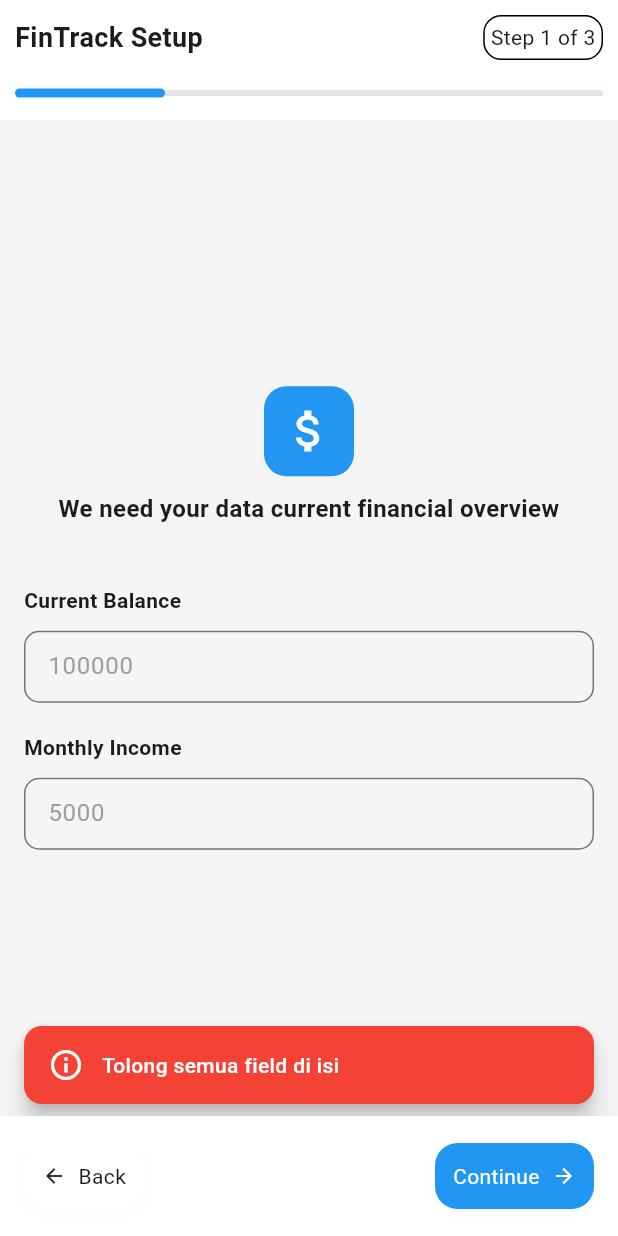
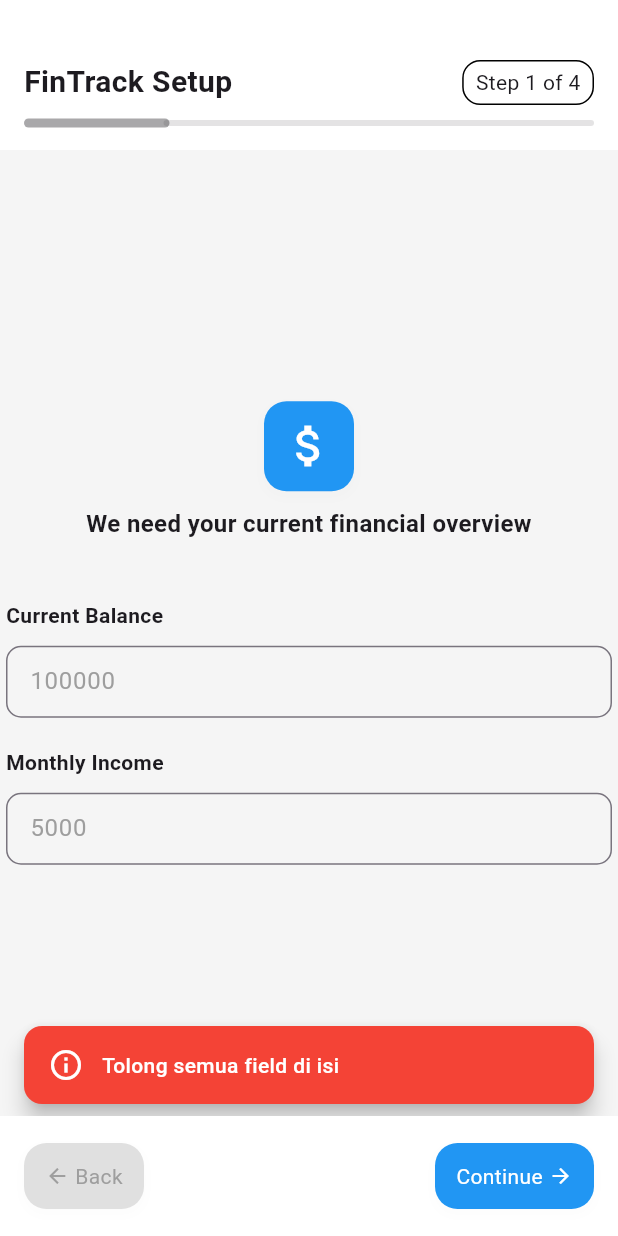
Before and after one commit to Boyzest-Saragih/financialManager, a Flutter app: the screen it shows after launch, after a tap on "Continue", on a phone screen of 412 x 824 dp. Run offline on Flutter 3.47's test engine with Material 3 defaults, Android fonts, the phone set to English and light mode, and no system bars; our stand-ins replace cloud_firestore, firebase_auth, firebase_core, fl_chart; accounts and stored records are empty.

Commit message:
deymn fix bug wizzard step 1 done

```diff
--- a/lib/main.dart
+++ b/lib/main.dart
@@ -1,8 +1,10 @@
 import 'package:financemanager/firebase_options.dart';
+import 'package:financemanager/providers/profile_setup_provider.dart';
 import 'package:financemanager/screens/drawer_screen.dart';
 import 'package:financemanager/screens/setupProfile/profile_setup_screen.dart';
 import 'package:firebase_core/firebase_core.dart';
 import 'package:flutter/material.dart';
+import 'package:provider/provider.dart';
 
 void main() async {
   // WidgetsFlutterBinding.ensureInitialized();
@@ -10,7 +12,10 @@ void main() async {
   //   options: DefaultFirebaseOptions.currentPlatform
   // );
 
-  runApp(const MyApp());
+  runApp(ChangeNotifierProvider(
+    create: (context)=> ProfileSetupProvider(),
+    child: const MyApp(),
+  ));
 }
 
 class MyApp extends StatelessWidget {
--- /dev/null
+++ b/lib/providers/profile_setup_provider.dart
@@ -0,0 +1,59 @@
+import 'package:financemanager/widgets/custom/custom_snackbar.dart';
+import 'package:flutter/material.dart';
+
+class ProfileSetupProvider extends ChangeNotifier {
+  int _currentStep = 1;
+  int get currentStep => _currentStep;
+
+  String _currentBalance = '';
+  String _monthlyIncome = '';
+
+  String get currentBalance => _currentBalance;
+  String get monthlyIncome => _monthlyIncome;
+
+  void updateCurrentBalanceInput({required String balance, required String income}) {
+    _currentBalance = balance;
+    _monthlyIncome = income;
+    notifyListeners();
+  }
+
+  bool validateCurrBalanceInput(BuildContext context) {
+    if (_currentBalance.isEmpty || _monthlyIncome.isEmpty) {
+      // ScaffoldMessenger.of(
+      //   context,
+      // ).showSnackBar(CustomSnackBar(message: "Plis di isi wak"));
+      return false;
+    }
+    return true;
+  }
+
+  Future <bool> continueStep (BuildContext context, int totalSteps) async {
+    bool isValid = false;
+
+    if (_currentStep ==1) {
+      isValid = validateCurrBalanceInput(context);
+    }
+    // else if(_currentStep ==2){
+    //   // todo
+    // }
+
+    if(isValid){
+      if(_currentStep < totalSteps){
+        _currentStep++;
+        notifyListeners();
+        return true;
+      }else{
+        print("Setup finish");
+        return true;
+      }
+    }
+    return false;
+  }
+
+  void goToPreviousStep() {
+    if (_currentStep > 1) {
+      _currentStep--;
+      notifyListeners();
+    }
+  }
+}
--- a/lib/screens/setupProfile/current_balance_input.dart
+++ b/lib/screens/setupProfile/current_balance_input.dart
@@ -1,66 +1,39 @@
-import 'package:financemanager/screens/setupProfile/setup_screen_contract.dart';
+import 'package:financemanager/providers/profile_setup_provider.dart';
+import 'package:flutter/material.dart';
+import 'package:provider/provider.dart';
 import 'package:financemanager/widgets/custom/custom_card_container.dart';
-import 'package:financemanager/widgets/custom/custom_snackbar.dart';
 import 'package:financemanager/widgets/custom/custom_textField.dart';
-import 'package:flutter/material.dart';
 
-class CurrentBalanceInput extends StatefulWidget
-    implements SetupScreenContract {
+class CurrentBalanceInput extends StatefulWidget {
   const CurrentBalanceInput({super.key});
 
   @override
   State<CurrentBalanceInput> createState() => _CurrentBalanceInputState();
+}
+
+class _CurrentBalanceInputState extends State<CurrentBalanceInput> {
+  final TextEditingController _currBalanceCtr = TextEditingController();
+  final TextEditingController _monthlyIncomeCtr = TextEditingController();
 
   @override
-  Widget buildPage(BuildContext context) => this;
-
-  @override
-  OnContinueCallback getOnContinueCallback(BuildContext context) {
-    // TODO: implement getOnContinueCallback
-    return () async {
-      final _CurrentBalanceInputState? state =
-          context.findAncestorStateOfType<_CurrentBalanceInputState>();
-
-      if (state != null) {
-        if (state.currBalance.isEmpty || state.monthlyIncome.isEmpty) {
-          print("ISI VAR KSOSNG");
-          ScaffoldMessenger.of(context).showSnackBar(
-            CustomSnackBar(
-              message: "Tolong semua field di isi",
-              backgroundColor: Colors.red,
-            ),
-          );
-          return false;
-        }
-        print("${state.currBalance} & ${state.monthlyIncome}");
-        return true;
-      }
-      print("ISI state KSOSNG");
-
-      ScaffoldMessenger.of(context).showSnackBar(
-        CustomSnackBar(
-          message: "Tolong semua field di isi",
-          backgroundColor: Colors.red,
-        ),
-      );
-      return false;
-    };
+  void initState() {
+    super.initState();
+    final provider = context.read<ProfileSetupProvider>();
+    _currBalanceCtr.text = provider.currentBalance;
+    _monthlyIncomeCtr.text = provider.monthlyIncome;
   }
 
   @override
-  OnBackCallback? getOnBackCallback(BuildContext context)=>null;
-}
-
-class _CurrentBalanceInputState extends State<CurrentBalanceInput> {
-  TextEditingController _currBalanceCtr = TextEditingController();
-  TextEditingController _monthlyIncomeCtr = TextEditingController();
-
-  late String currBalance = '';
-  late String monthlyIncome = '';
-
+  void dispose() {
+    _currBalanceCtr.dispose();
+    _monthlyIncomeCtr.dispose();
+    super.dispose();
+  }
 
   @override
   Widget build(BuildContext context) {
+    final setupFlowProvider = context.read<ProfileSetupProvider>();
+
     return Column(
       mainAxisAlignment: MainAxisAlignment.center,
       crossAxisAlignment: CrossAxisAlignment.center,
@@ -69,17 +42,15 @@ class _CurrentBalanceInputState extends State<CurrentBalanceInput> {
           isBorder: false,
           isShadow: false,
           cardColor: Colors.blue,
-          childContainer: Icon(
+          childContainer: const Icon(
             Icons.attach_money,
             color: Colors.white,
             size: 36,
           ),
         ),
-
         const SizedBox(height: 10),
-
         const Text(
-          "We need your data current financial overview",
+          "We need your current financial overview",
           textAlign: TextAlign.center,
           style: TextStyle(fontSize: 16, fontWeight: FontWeight.bold),
         ),
@@ -90,10 +61,10 @@ class _CurrentBalanceInputState extends State<CurrentBalanceInput> {
           judul: "Current Balance",
           isNumber: true,
           onChangedField: (value) {
-            setState(() {
-              currBalance = value;
-              print(currBalance);
-            });
+            setupFlowProvider.updateCurrentBalanceInput(
+              balance: value,
+              income: _monthlyIncomeCtr.text,
+            );
           },
         ),
         const SizedBox(height: 20),
@@ -103,9 +74,10 @@ class _CurrentBalanceInputState extends State<CurrentBalanceInput> {
           judul: "Monthly Income",
           isNumber: true,
           onChangedField: (value) {
-            setState(() {
-              monthlyIncome = value;
-            });
+            setupFlowProvider.updateCurrentBalanceInput(
+              balance: _currBalanceCtr.text,
+              income: value,
+            );
           },
         ),
       ],
--- a/lib/screens/setupProfile/profile_setup_screen.dart
+++ b/lib/screens/setupProfile/profile_setup_screen.dart
@@ -1,7 +1,9 @@
+import 'package:financemanager/providers/profile_setup_provider.dart';
+import 'package:flutter/material.dart';
+import 'package:provider/provider.dart';
+import 'package:financemanager/widgets/custom/custom_card_container.dart';
+import 'package:financemanager/widgets/custom/custom_snackbar.dart';
 import 'package:financemanager/screens/setupProfile/current_balance_input.dart';
-import 'package:financemanager/screens/setupProfile/setup_screen_contract.dart';
-import 'package:financemanager/widgets/custom/custom_card_container.dart';
-import 'package:flutter/material.dart';
 
 class ProfileSetupScreen extends StatefulWidget {
   const ProfileSetupScreen({super.key});
@@ -11,34 +13,31 @@ class ProfileSetupScreen extends StatefulWidget {
 }
 
 class _ProfileSetupScreenState extends State<ProfileSetupScreen> {
-  int slideVal = 1;
-  final List<SetupScreenContract> _setupScreens = [const CurrentBalanceInput(), const CurrentBalanceInput(),const CurrentBalanceInput()];
-
-  void _updateIncrementSlideVal() {
-    setState(() {
-      slideVal = (slideVal + 1).clamp(1, _setupScreens.length);
-    });
-  }
-
-  void _updateDecrementSlideVal() {
-    setState(() {
-      slideVal = (slideVal - 1).clamp(1, _setupScreens.length);
-    });
-  }
+  final List<Widget> _setupPages = [
+    const CurrentBalanceInput(),
+    const Text("Halaman Kedua: Informasi Pribadi (placeholder)"),
+    const Text("Halaman Ketiga: Tujuan Anggaran (placeholder)"),
+    const Text("Halaman Keempat: Tinjau & Konfirmasi (placeholder)"),
+  ];
 
   @override
   Widget build(BuildContext context) {
-    final int clampedIndex = (slideVal - 1).clamp(0, _setupScreens.length - 1);
-    final SetupScreenContract currPage = _setupScreens[clampedIndex];
+    final setupFlowProvider = context.watch<ProfileSetupProvider>();
+    final int currentStep = setupFlowProvider.currentStep;
+
+    final int clampedIndex = (currentStep - 1).clamp(0, _setupPages.length - 1);
+    final Widget currentPage = _setupPages[clampedIndex];
+
     return Scaffold(
       body: Column(
         children: [
           Container(
-            padding: EdgeInsets.all(10),
+            padding: const EdgeInsets.all(16),
             color: Colors.white,
-            height: 80,
-            alignment: Alignment.center,
+            height: 100,
+            alignment: Alignment.bottomCenter,
             child: Column(
+              mainAxisAlignment: MainAxisAlignment.end,
               children: [
                 Row(
                   mainAxisAlignment: MainAxisAlignment.spaceBetween,
@@ -46,36 +45,42 @@ class _ProfileSetupScreenState extends State<ProfileSetupScreen> {
                     const Text(
                       "FinTrack Setup",
                       style: TextStyle(
-                        fontSize: 18,
+                        fontSize: 20,
                         fontWeight: FontWeight.bold,
                       ),
                     ),
                     Container(
-                      padding: const EdgeInsets.all(4),
+                      padding: const EdgeInsets.symmetric(
+                        horizontal: 8,
+                        vertical: 4,
+                      ),
                       decoration: BoxDecoration(
                         border: Border.all(color: Colors.black, width: 1),
                         borderRadius: BorderRadius.circular(12),
                       ),
-                      child: Text("Step ${clampedIndex + 1} of ${_setupScreens.length}"),
+                      child: Text(
+                        "Step ${currentStep!} of ${_setupPages.length}",
+                      ),
                     ),
                   ],
                 ),
-                const SizedBox(height: 20),
+                const SizedBox(height: 10),
                 SliderTheme(
                   data: SliderTheme.of(context).copyWith(
                     thumbShape: const RoundSliderThumbShape(
                       enabledThumbRadius: 0,
                       disabledThumbRadius: 0,
                     ),
-
                     overlayShape: SliderComponentShape.noOverlay,
+                    activeTrackColor: Colors.blue,
+                    inactiveTrackColor: Colors.grey[300],
                   ),
                   child: Slider(
-                    activeColor: Colors.blue,
-                    value: slideVal.toDouble(),
+                    value: currentStep.toDouble(),
                     min: 0,
-                    max: _setupScreens.length+1,
-                    onChanged: (v) {},
+                    max: _setupPages.length.toDouble(),
+
+                    onChanged: null,
                   ),
                 ),
               ],
@@ -85,12 +90,13 @@ class _ProfileSetupScreenState extends State<ProfileSetupScreen> {
           Expanded(
             child: Container(
               height: double.infinity,
-              padding: EdgeInsets.all(16),
-              child: currPage.buildPage(context),
+              padding: const EdgeInsets.all(4),
+              child: currentPage,
             ),
           ),
         ],
       ),
+
       bottomNavigationBar: BottomAppBar(
         color: Colors.white,
         elevation: 8,
@@ -99,45 +105,55 @@ class _ProfileSetupScreenState extends State<ProfileSetupScreen> {
           children: [
             CustomCardContainer(
               onTapCard:
-                clampedIndex ==0?null:(){
-                  final onBackCallback = currPage.getOnBackCallback(context);
-                  if (onBackCallback != null) {
-                    onBackCallback();
-                  }
-                  _updateDecrementSlideVal();
-                }
-              ,
+                  (currentStep == 1)
+                      ? null
+                      : () {
+                        context.read<ProfileSetupProvider>().goToPreviousStep();
+                      },
               widthContainer: 80,
               isShadow: false,
-              childContainer: Row(
-                mainAxisAlignment: MainAxisAlignment.spaceBetween,
+              cardColor: (currentStep == 1) ? Colors.grey[300]! : Colors.white,
+              childContainer:Row(
+                  mainAxisAlignment: MainAxisAlignment.center,
+                  children: [
+                    Icon(
+                      Icons.arrow_back,
+                      size: 16,
+                      color: (currentStep == 1) ? Colors.grey : Colors.black,
+                    ),
+                    const SizedBox(width: 4),
+                    Text(
+                      "Back",
+                      style: TextStyle(
+                        color: (currentStep == 1) ? Colors.grey : Colors.black,
+                      ),
+                    ),
+                  ],
+                ),
+              ),
 
-                children: [Icon(Icons.arrow_back, size: 16), Text("Back")],
-              ),
-            ),
             CustomCardContainer(
-              onTapCard: () async{
-                final onContinueCallback = currPage.getOnContinueCallback(context);
-                if (onContinueCallback != null) {
-                  bool canProceed = await onContinueCallback();
-                  if (canProceed) {
-                    if (slideVal <_setupScreens.length ) {
-                      _updateIncrementSlideVal();
-                      print("slideVal");
-                    }else{
-                      print("Screen Selesai");
-                      // NAvigator
-                    }
-                  }
+              onTapCard: () async {
+                bool canProceed = await context
+                    .read<ProfileSetupProvider>()
+                    .continueStep(context, _setupPages.length);
+                if (!canProceed) {
+                  ScaffoldMessenger.of(context).showSnackBar(
+                    CustomSnackBar(
+                      message: "Tolong semua field di isi",
+                      backgroundColor: Colors.red,
+                    ),
+                  );
                 }
               },
               widthContainer: 106,
               isShadow: false,
               cardColor: Colors.blue,
-              childContainer: Row(
-                mainAxisAlignment: MainAxisAlignment.spaceBetween,
+              childContainer: const Row(
+                mainAxisAlignment: MainAxisAlignment.center,
                 children: [
                   Text("Continue", style: TextStyle(color: Colors.white)),
+                  SizedBox(width: 4),
                   Icon(Icons.arrow_forward, size: 16, color: Colors.white),
                 ],
               ),
--- a/lib/screens/setupProfile/setup_screen_contract.dart
+++ /dev/null
@@ -1,13 +0,0 @@
-import 'package:flutter/material.dart';
-
-typedef OnContinueCallback = Future <bool> Function();
-
-typedef OnBackCallback = VoidCallback;
-
-abstract class SetupScreenContract {
-  Widget buildPage(BuildContext context);
-
-  OnContinueCallback getOnContinueCallback(BuildContext context);
-
-  OnBackCallback? getOnBackCallback(BuildContext context);
-}
```
